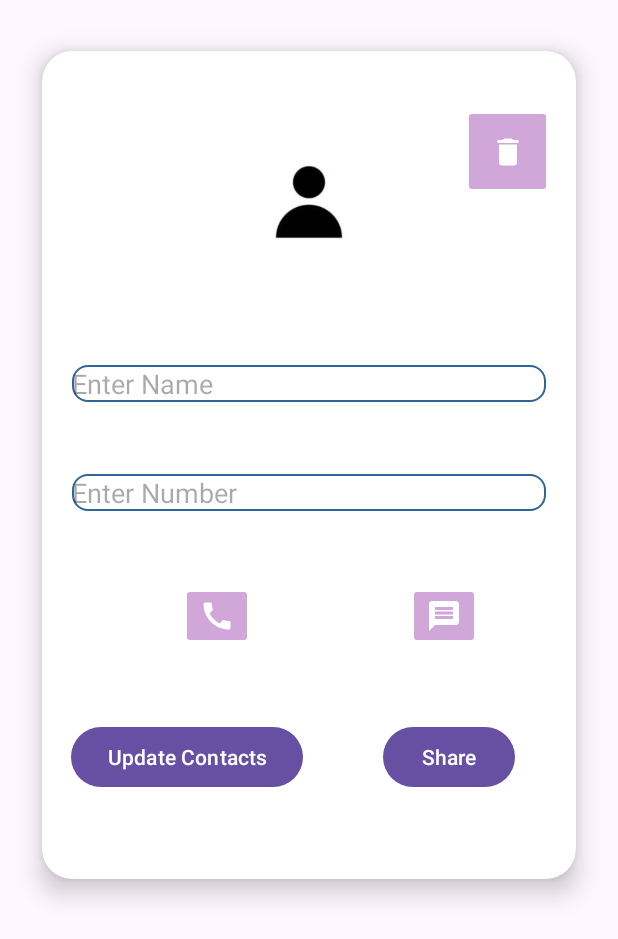
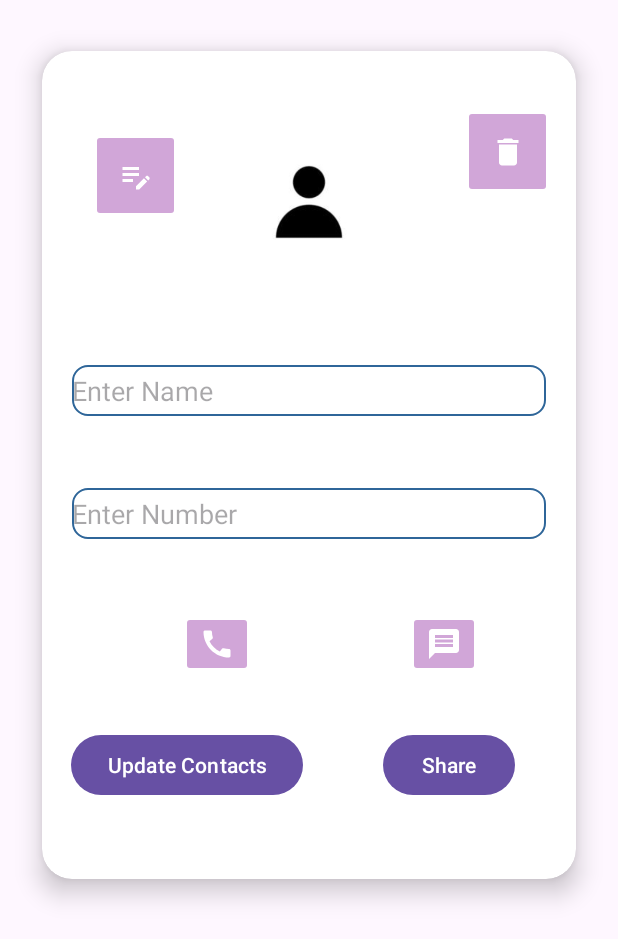
Before and after one commit to mac-bmc/Contact-Manager-Android-Application, an Android app: the ContactDetailActivity screen opened directly, with no data from a screen before it, after a tap on "Share", on a phone screen of 412 x 824 dp. Shown: the top 939 px of the screen. Run offline under Robolectric (Android 15) with nearby library versions, the phone set to English and light mode, and no system bars; our stand-ins replace Room's generated code, data binding; 3 statements that could not run were skipped.

```diff
--- a/app/src/main/java/com/example/contactmanager/repositories/SharingRepository.kt
+++ b/app/src/main/java/com/example/contactmanager/repositories/SharingRepository.kt
@@ -12,11 +12,7 @@ class SharingRepository {
         val shareIntent = Intent()
         shareIntent.action = Intent.ACTION_SEND
         shareIntent.type = "text/plain"
-        shareIntent.putExtra(
-            Intent.EXTRA_TEXT,
-            "Contact Name : $name"
-        )
-        shareIntent.putExtra(Intent.EXTRA_TEXT, "Contact Number : $number")
+        shareIntent.putExtra(Intent.EXTRA_TEXT, "Contact Name : $name \n Contact Number : $number")
         context.startActivity(Intent.createChooser(shareIntent, "Share Contact"))
 
     }
@@ -24,8 +20,8 @@ class SharingRepository {
     fun call(context: Context, number: String) {
         try {
             val callIntent = Intent()
-            callIntent.action = Intent.ACTION_CALL
-            callIntent.data = Uri.parse("tell:$number")
+            callIntent.action = Intent.ACTION_DIAL
+            callIntent.data = Uri.parse("tel:"+ number)
             context.startActivity(callIntent)
         } catch (e: Exception) {
             Toast.makeText(context, "$e", Toast.LENGTH_SHORT).show()
--- a/app/src/main/java/com/example/contactmanager/viewmodel/ContactListViewModel.kt
+++ b/app/src/main/java/com/example/contactmanager/viewmodel/ContactListViewModel.kt
@@ -33,6 +33,10 @@ class ContactListViewModel(application: Application) : AndroidViewModel(applicat
             contactRepository.deleteAll()
         }
     }
+    fun isValidated(contactModel: ContactModel):Boolean
+    {
+        return contactRepository.isValidated(contactModel)
+    }
 
 
 }
--- /dev/null
+++ b/app/src/main/res/drawable/ic_edit_note.xml
@@ -0,0 +1,5 @@
+<vector android:height="24dp" android:tint="#FFFFFF"
+    android:viewportHeight="24" android:viewportWidth="24"
+    android:width="24dp" xmlns:android="http://schemas.android.com/apk/res/android">
+    <path android:fillColor="@android:color/white" android:pathData="M3,10h11v2H3V10zM3,8h11V6H3V8zM3,16h7v-2H3V16zM18.01,12.87l0.71,-0.71c0.39,-0.39 1.02,-0.39 1.41,0l0.71,0.71c0.39,0.39 0.39,1.02 0,1.41l-0.71,0.71L18.01,12.87zM17.3,13.58l-5.3,5.3V21h2.12l5.3,-5.3L17.3,13.58z"/>
+</vector>
--- a/app/src/main/res/layout/activity_add_to_contacts.xml
+++ b/app/src/main/res/layout/activity_add_to_contacts.xml
@@ -51,6 +51,7 @@
                     android:layout_height="wrap_content"
                     android:layout_marginLeft="20dp"
                     android:layout_marginTop="56dp"
+                    android:textColor="@color/black"
                     android:layout_marginRight="20dp"
                     android:background="@drawable/edittext_layout"
                     android:hint="@string/enter_name"
@@ -67,6 +68,7 @@
                     android:layout_marginLeft="20dp"
                     android:layout_marginTop="48dp"
                     android:layout_marginRight="20dp"
+                    android:textColor="@color/black"
                     android:background="@drawable/edittext_layout"
                     android:hint="@string/enter_number"
                     app:layout_constraintBottom_toBottomOf="parent"
--- a/app/src/main/res/layout/activity_contact_detail.xml
+++ b/app/src/main/res/layout/activity_contact_detail.xml
@@ -65,25 +65,27 @@
 
             <EditText
                 android:id="@+id/editContactName"
+                android:textColor="@color/black"
                 android:layout_width="match_parent"
-                android:layout_height="wrap_content"
+                android:layout_height="34dp"
                 android:layout_marginLeft="20dp"
                 android:layout_marginTop="56dp"
                 android:layout_marginRight="20dp"
-
+                android:autofillHints="Enter Name"
                 android:background="@drawable/edittext_layout"
+                android:enabled="false"
                 android:hint="@string/enter_name"
+                android:inputType="none"
                 app:layout_constraintEnd_toEndOf="parent"
                 app:layout_constraintHorizontal_bias="0.0"
                 app:layout_constraintStart_toStartOf="parent"
-                app:layout_constraintTop_toBottomOf="@+id/contactImage"
-                android:autofillHints="Enter Name"
-                android:inputType="textPersonName" />
+                app:layout_constraintTop_toBottomOf="@+id/contactImage" />
 
             <EditText
                 android:id="@+id/editContactNumber"
+                android:textColor="@color/black"
                 android:layout_width="match_parent"
-                android:layout_height="wrap_content"
+                android:layout_height="34dp"
                 android:layout_marginLeft="20dp"
                 android:layout_marginTop="48dp"
                 android:layout_marginRight="20dp"
@@ -95,7 +97,8 @@
                 app:layout_constraintStart_toStartOf="parent"
                 app:layout_constraintTop_toBottomOf="@+id/editContactName"
                 app:layout_constraintVertical_bias="0.0"
-                android:inputType="number"
+                android:inputType="none"
+                android:enabled="false"
                 android:autofillHints="Enter number" />
 
             <Button
@@ -147,6 +150,20 @@
                 app:layout_constraintTop_toBottomOf="@+id/editContactNumber"
                 app:srcCompat="@drawable/ic_message"
                 android:contentDescription="@string/content"/>
+
+            <ImageButton
+                android:id="@+id/editContactButton"
+                android:layout_width="59dp"
+                android:backgroundTint="@color/buttonPrimary"
+                android:layout_height="62dp"
+                android:layout_marginBottom="95dp"
+                app:layout_constraintBottom_toTopOf="@+id/editContactName"
+                app:layout_constraintEnd_toStartOf="@+id/contactImage"
+                app:layout_constraintHorizontal_bias="0.469"
+                app:layout_constraintStart_toStartOf="parent"
+                app:layout_constraintTop_toTopOf="parent"
+                app:layout_constraintVertical_bias="1.0"
+                app:srcCompat="@drawable/ic_edit_note" />
         </androidx.constraintlayout.widget.ConstraintLayout>
 
     </androidx.cardview.widget.CardView>
--- a/app/src/main/res/layout/activity_contact_list.xml
+++ b/app/src/main/res/layout/activity_contact_list.xml
@@ -15,9 +15,10 @@
     <androidx.appcompat.widget.Toolbar
         android:layout_width="match_parent"
         android:layout_height="wrap_content"
-        android:layout_marginStart="304dp"
         android:layout_marginTop="4dp"
         android:backgroundTint="#C6B4E4"
+        app:layout_constraintEnd_toEndOf="parent"
+        app:layout_constraintHorizontal_bias="1.0"
         app:layout_constraintStart_toStartOf="parent"
         app:layout_constraintTop_toTopOf="parent">
 
```
Also changed, not shown: app/src/main/java/com/example/contactmanager/repositories/ContactRepository.kt (+25 -0 lines), app/src/main/java/com/example/contactmanager/view/AddToContactsActivity.kt (+22 -4 lines), app/src/main/java/com/example/contactmanager/view/ContactDetailActivity.kt (+12 -4 lines), app/src/main/java/com/example/contactmanager/view/ContactListViewAdapter.kt (+14 -0 lines), app/src/main/res/anim/slide_down.xml (added, +8 -0 lines).
